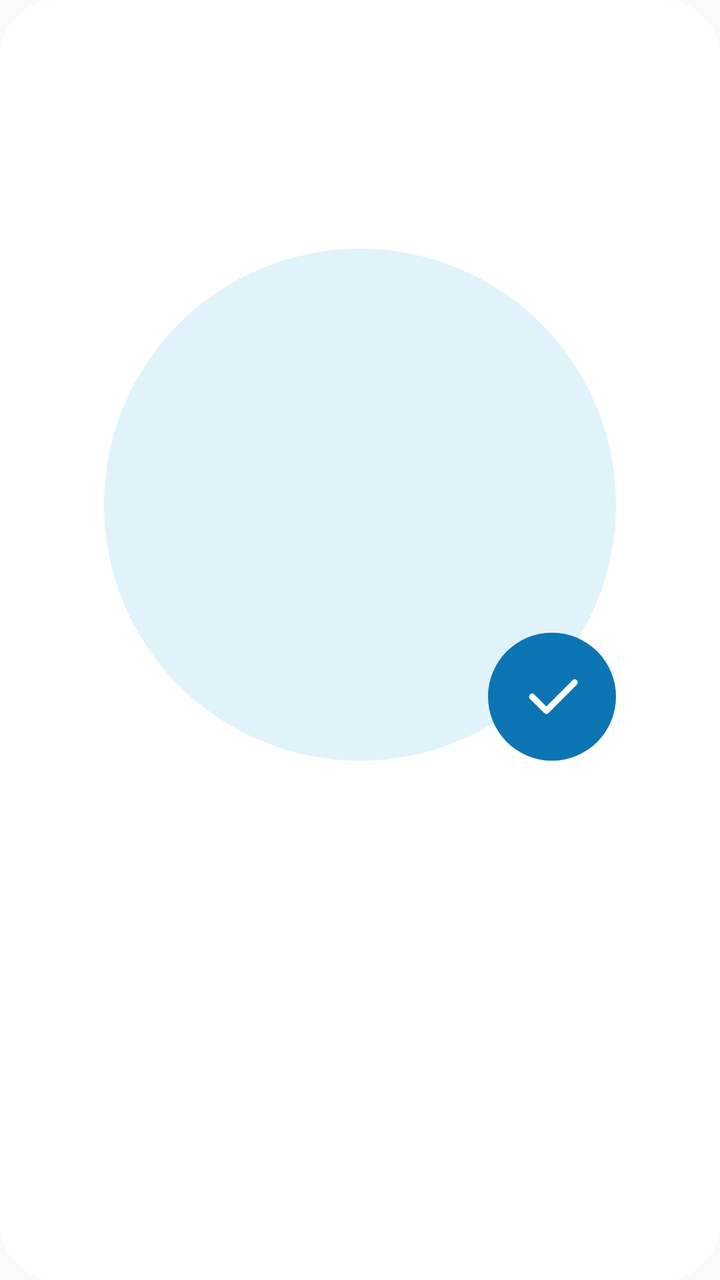
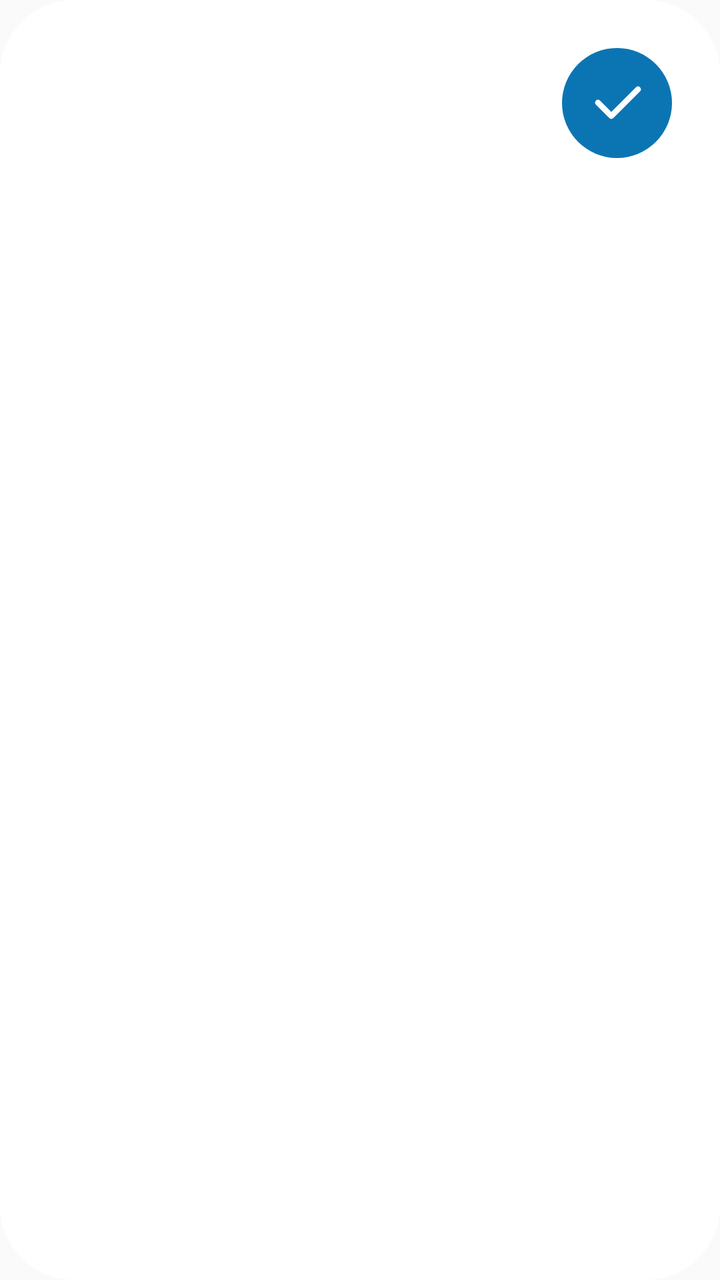

Screens rendered from an Android XML layout before and after an edit, with the pre-edit source and the edit as a unified diff.
<!-- AndroidManifest.xml: application theme Theme.AppCompat.Light.NoActionBar -->
<!-- res/layout/item_dog.xml -->
<?xml version="1.0" encoding="utf-8"?>
<LinearLayout xmlns:android="http://schemas.android.com/apk/res/android"
    android:layout_width="0dp"
    android:layout_height="match_parent"
    android:layout_marginEnd="24dp"
    android:layout_weight="1"
    android:background="@drawable/bg_card"
    android:clickable="true"
    android:focusable="true"
    android:gravity="center"
    android:orientation="vertical"
    android:padding="32dp">

    <FrameLayout
        android:layout_width="256dp"
        android:layout_height="256dp">

        <FrameLayout
            android:layout_width="match_parent"
            android:layout_height="match_parent"
            android:background="@drawable/bg_ring"
            android:padding="8dp">

            <ImageView
                android:id="@+id/photo"
                android:layout_width="match_parent"
                android:layout_height="match_parent"
                android:contentDescription="@null" />
        </FrameLayout>

        <FrameLayout
            android:id="@+id/badge"
            android:layout_width="64dp"
            android:layout_height="64dp"
            android:layout_gravity="bottom|end"
            android:background="@drawable/bg_pill_strong">

            <ImageView
                android:layout_width="34dp"
                android:layout_height="34dp"
                android:layout_gravity="center"
                android:contentDescription="@null"
                android:src="@drawable/ic_check" />
        </FrameLayout>
    </FrameLayout>

    <TextView
        android:id="@+id/name"
        android:layout_width="wrap_content"
        android:layout_height="wrap_content"
        android:layout_marginTop="20dp"
        android:textColor="@color/ink"
        android:textSize="44sp"
        android:textStyle="bold" />

    <TextView
        android:id="@+id/info"
        android:layout_width="wrap_content"
        android:layout_height="wrap_content"
        android:layout_marginTop="8dp"
        android:textColor="@color/muted"
        android:textSize="24sp" />

    <LinearLayout
        android:id="@+id/chips"
        android:layout_width="wrap_content"
        android:layout_height="wrap_content"
        android:layout_marginTop="16dp"
        android:orientation="horizontal" />
</LinearLayout>
<!-- resources referenced by this layout -->
<resources>
  <color name="ink">#0E2A47</color>
  <color name="muted">#51667C</color>
  <!-- drawable bg_card (drawable) -->
  <shape xmlns:android="http://schemas.android.com/apk/res/android">
      <solid android:color="@color/card" />
      <corners android:radius="28dp" />
  </shape>
  <!-- drawable bg_pill_strong (drawable) -->
  <shape xmlns:android="http://schemas.android.com/apk/res/android">
      <solid android:color="@color/primary" />
      <corners android:radius="999dp" />
  </shape>
  <!-- drawable bg_ring (drawable) -->
  <shape xmlns:android="http://schemas.android.com/apk/res/android" android:shape="oval">
      <solid android:color="@color/tint" />
  </shape>
  <!-- drawable ic_check (drawable) -->
  <vector xmlns:android="http://schemas.android.com/apk/res/android" android:width="24dp" android:height="24dp" android:viewportWidth="24" android:viewportHeight="24">
      <path android:pathData="M5,12l5,5L20,7" android:strokeColor="#FFFFFFFF" android:strokeWidth="2.2" android:strokeLineCap="round" android:strokeLineJoin="round" android:fillColor="#00000000" />
  </vector>
  <color name="card">#FFFFFF</color>
  <color name="primary">#0B75B3</color>
  <color name="tint">#E1F3FA</color>
</resources>

<!-- the commit's change to res/layout/item_dog.xml (unified diff, before → after) -->
@@ -1,70 +1,56 @@
 <?xml version="1.0" encoding="utf-8"?>
-<LinearLayout xmlns:android="http://schemas.android.com/apk/res/android"
-    android:layout_width="0dp"
+<FrameLayout xmlns:android="http://schemas.android.com/apk/res/android"
+    android:layout_width="370dp"
     android:layout_height="match_parent"
-    android:layout_marginEnd="24dp"
-    android:layout_weight="1"
+    android:layout_marginEnd="32dp"
     android:background="@drawable/bg_card"
     android:clickable="true"
-    android:focusable="true"
-    android:gravity="center"
-    android:orientation="vertical"
-    android:padding="32dp">
+    android:focusable="true">
+
+    <LinearLayout
+        android:layout_width="match_parent"
+        android:layout_height="match_parent"
+        android:gravity="center_horizontal"
+        android:orientation="vertical"
+        android:paddingTop="48dp">
+
+        <ImageView
+            android:id="@+id/photo"
+            android:layout_width="190dp"
+            android:layout_height="190dp"
+            android:contentDescription="@null" />
+
+        <TextView
+            android:id="@+id/name"
+            android:layout_width="wrap_content"
+            android:layout_height="wrap_content"
+            android:layout_marginTop="24dp"
+            android:textColor="@color/ink"
+            android:textSize="45sp"
+            android:textStyle="bold" />
+
+        <TextView
+            android:id="@+id/info"
+            android:layout_width="wrap_content"
+            android:layout_height="wrap_content"
+            android:layout_marginTop="13dp"
+            android:textColor="@color/muted"
+            android:textSize="26sp" />
+    </LinearLayout>
 
     <FrameLayout
-        android:layout_width="256dp"
-        android:layout_height="256dp">
+        android:id="@+id/badge"
+        android:layout_width="55dp"
+        android:layout_height="55dp"
+        android:layout_gravity="top|end"
+        android:layout_margin="24dp"
+        android:background="@drawable/bg_pill_strong">
 
-        <FrameLayout
-            android:layout_width="match_parent"
-            android:layout_height="match_parent"
-            android:background="@drawable/bg_ring"
-            android:padding="8dp">
-
-            <ImageView
-                android:id="@+id/photo"
-                android:layout_width="match_parent"
-                android:layout_height="match_parent"
-                android:contentDescription="@null" />
-        </FrameLayout>
-
-        <FrameLayout
-            android:id="@+id/badge"
-            android:layout_width="64dp"
-            android:layout_height="64dp"
-            android:layout_gravity="bottom|end"
-            android:background="@drawable/bg_pill_strong">
-
-            <ImageView
-                android:layout_width="34dp"
-                android:layout_height="34dp"
-                android:layout_gravity="center"
-                android:contentDescription="@null"
-                android:src="@drawable/ic_check" />
-        </FrameLayout>
+        <ImageView
+            android:layout_width="32dp"
+            android:layout_height="32dp"
+            android:layout_gravity="center"
+            android:contentDescription="@null"
+            android:src="@drawable/ic_check" />
     </FrameLayout>
-
-    <TextView
-        android:id="@+id/name"
-        android:layout_width="wrap_content"
-        android:layout_height="wrap_content"
-        android:layout_marginTop="20dp"
-        android:textColor="@color/ink"
-        android:textSize="44sp"
-        android:textStyle="bold" />
-
-    <TextView
-        android:id="@+id/info"
-        android:layout_width="wrap_content"
-        android:layout_height="wrap_content"
-        android:layout_marginTop="8dp"
-        android:textColor="@color/muted"
-        android:textSize="24sp" />
-
-    <LinearLayout
-        android:id="@+id/chips"
-        android:layout_width="wrap_content"
-        android:layout_height="wrap_content"
-        android:layout_marginTop="16dp"
-        android:orientation="horizontal" />
-</LinearLayout>
+</FrameLayout>
<!-- resource entries referenced after the edit -->
@@ -1,20 +1,16 @@
 <!-- resources referenced by this layout -->
 <resources>
-  <color name="ink">#0E2A47</color>
-  <color name="muted">#51667C</color>
+  <color name="ink">#0F1115</color>
+  <color name="muted">#5F6772</color>
   <!-- drawable bg_card (drawable) -->
   <shape xmlns:android="http://schemas.android.com/apk/res/android">
       <solid android:color="@color/card" />
-      <corners android:radius="28dp" />
+      <corners android:radius="37dp" />
   </shape>
   <!-- drawable bg_pill_strong (drawable) -->
   <shape xmlns:android="http://schemas.android.com/apk/res/android">
       <solid android:color="@color/primary" />
       <corners android:radius="999dp" />
-  </shape>
-  <!-- drawable bg_ring (drawable) -->
-  <shape xmlns:android="http://schemas.android.com/apk/res/android" android:shape="oval">
-      <solid android:color="@color/tint" />
   </shape>
   <!-- drawable ic_check (drawable) -->
   <vector xmlns:android="http://schemas.android.com/apk/res/android" android:width="24dp" android:height="24dp" android:viewportWidth="24" android:viewportHeight="24">
@@ -22,6 +18,5 @@
   </vector>
   <color name="card">#FFFFFF</color>
   <color name="primary">#0B75B3</color>
-  <color name="tint">#E1F3FA</color>
 </resources>
 
